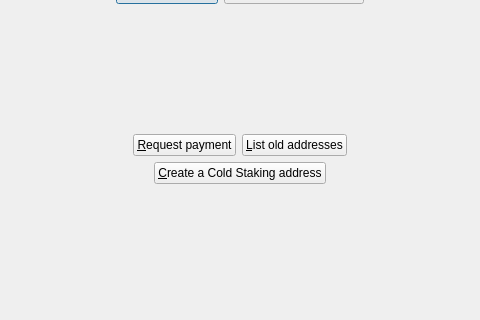
navcoin/navcoin-core, file src/qt/forms/getaddresstoreceive.ui: the form before one commit; both pictures show x 509 to 989 and y 238 to 558 of the 1497 by 558 pixel window.
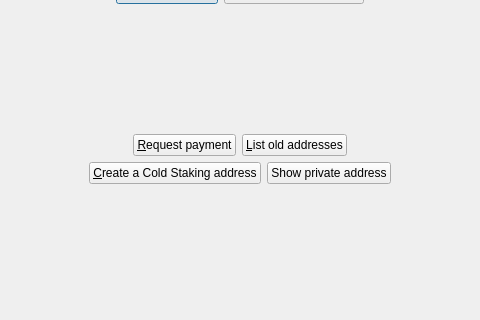
The form after the commit. Custom widgets are drawn as their Qt base class.

What changed in the file:
```diff
--- a/src/qt/forms/getaddresstoreceive.ui
+++ b/src/qt/forms/getaddresstoreceive.ui
@@ -292,6 +292,13 @@
          </property>
         </widget>
        </item>
+       <item>
+        <widget class="QPushButton" name="privateAddressButton">
+         <property name="text">
+          <string>Show private address</string>
+         </property>
+        </widget>
+       </item>
        <item>
         <spacer name="horizontalSpacer_6">
          <property name="orientation">
```
Left out of the diff: 6 changed lines with no effect on the pictures. Lines whose indentation alone changed are shown as unchanged.
